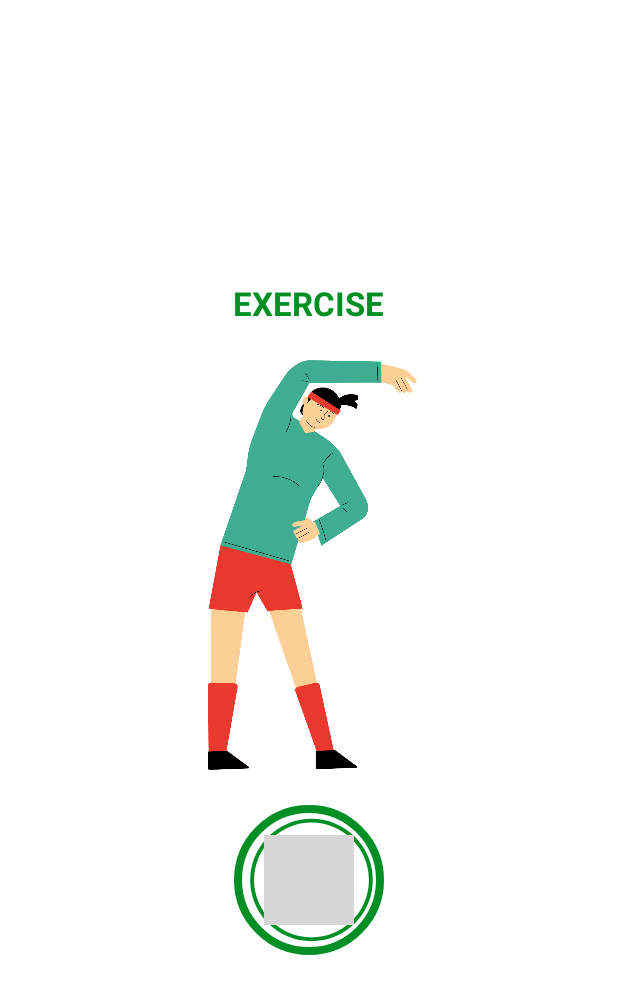
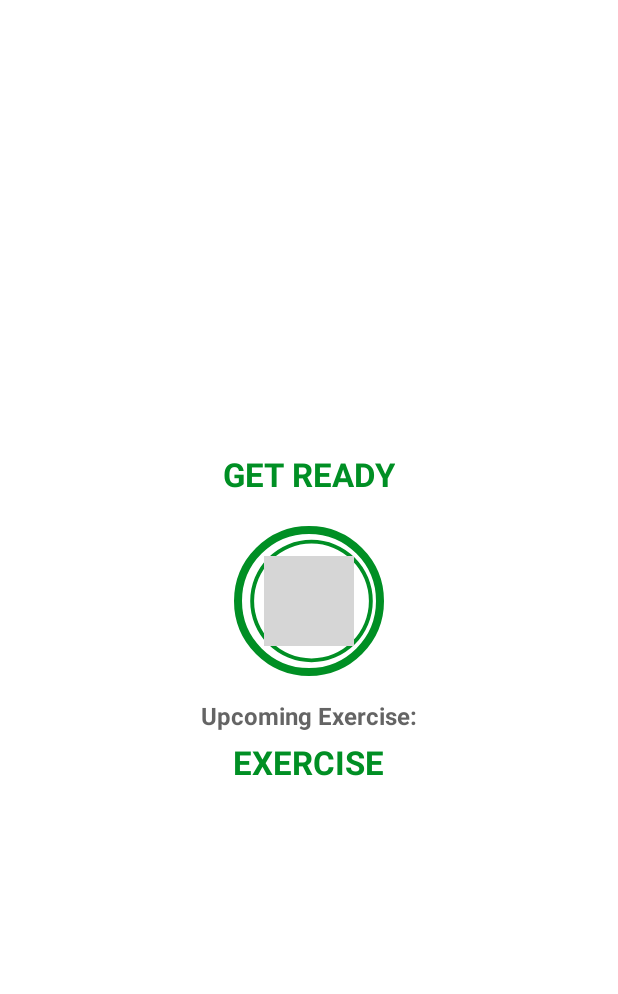
Before and after one commit to bernardosan/WorkoutApp, an Android app: the layout activity_exercise.xml on its own in the app's theme, with its tools: preview values and no code run, on a phone screen of 412 x 824 dp. Shown: the top 994 px of the screen. Run offline under Robolectric (Android 15) with nearby library versions, the phone set to English and light mode, and no system bars; grey boxes are pictures that could not be loaded.

Commit message:
Workout App - 0.02
- Basic Start Menu
- Exercises and Rests Timers
- Return Toolbar
- TextToSpeech

```diff
--- a/app/src/main/java/com/example/workoutapp/Constants.kt
+++ b/app/src/main/java/com/example/workoutapp/Constants.kt
@@ -4,11 +4,11 @@ object Constants {
 
     fun defaultExerciseList(): ArrayList<ExerciseModel>{
         val exerciseList = ArrayList<ExerciseModel>()
-        val exercise1 = ExerciseModel(1,"Arm Streching", R.drawable.exercise1, 5000, 10000, false, false )
+        val exercise1 = ExerciseModel(1,"Arm Stretching", R.drawable.exercise1, 5000, 10000, false, false )
         exerciseList.add(exercise1)
-        val exercise2 = ExerciseModel(2,"Leg Streching", R.drawable.exercise2, 5000, 15000, false, false )
+        val exercise2 = ExerciseModel(2,"Leg Stretching", R.drawable.exercise2, 5000, 15000, false, false )
         exerciseList.add(exercise2)
-        val exercise3 = ExerciseModel(3,"Back Streching", R.drawable.exercise3, 10000, 10000, false, false )
+        val exercise3 = ExerciseModel(3,"Back Stretching", R.drawable.exercise3, 10000, 10000, false, false )
         exerciseList.add(exercise3)
         val exercise4 = ExerciseModel(4,"Sit Ups", R.drawable.exercise4,10000, 15000, false, false )
         exerciseList.add(exercise4)
--- a/app/src/main/res/layout/activity_exercise.xml
+++ b/app/src/main/res/layout/activity_exercise.xml
@@ -26,7 +26,7 @@
         app:layout_constraintStart_toStartOf="parent"
         app:layout_constraintEnd_toEndOf="parent"
         app:layout_constraintBottom_toBottomOf="parent"
-        tools:visibility="gone">
+        tools:visibility="visible">
 
 
         <TextView
@@ -58,7 +58,8 @@
                 android:max="5"
                 android:progress="50"
                 android:progressDrawable="@drawable/circular_progress_bar"
-                android:rotation="-90" />
+                android:rotation="-90"
+                />
 
             <LinearLayout
                 android:layout_width="60dp"
@@ -79,6 +80,28 @@
             </LinearLayout>
 
         </FrameLayout>
+
+        <TextView
+            android:id="@+id/tvUpComingLabelTitle"
+            android:layout_width="wrap_content"
+            android:layout_height="wrap_content"
+            android:text="Upcoming Exercise:"
+            android:textSize="16sp"
+            android:textColor="@color/colorPrimary"
+            android:textStyle="bold"
+            android:layout_marginTop="15dp"
+            />
+
+        <TextView
+            android:id="@+id/tvUpComingLabel"
+            android:layout_width="wrap_content"
+            android:layout_height="wrap_content"
+            android:text="EXERCISE"
+            android:textSize="22sp"
+            android:textColor="@color/colorAccent"
+            android:textStyle="bold"
+            android:layout_marginTop="5dp"
+            />
     </LinearLayout>
 
     <LinearLayout
@@ -91,7 +114,7 @@
         app:layout_constraintStart_toStartOf="parent"
         app:layout_constraintEnd_toEndOf="parent"
         app:layout_constraintBottom_toBottomOf="parent"
-        tools:visibility="visible">
+        tools:visibility="invisible">
 
         <TextView
             android:id="@+id/tvTitleExercise"
@@ -103,6 +126,7 @@
             android:textStyle="bold"
             android:layout_marginBottom="10dp"
             />
+
 
         <ImageView
             android:id="@+id/ivExercise"
```
Also changed, not shown: app/src/main/AndroidManifest.xml (+7 -0 lines), app/src/main/java/com/example/workoutapp/ExerciseActivity.kt (+38 -5 lines).
